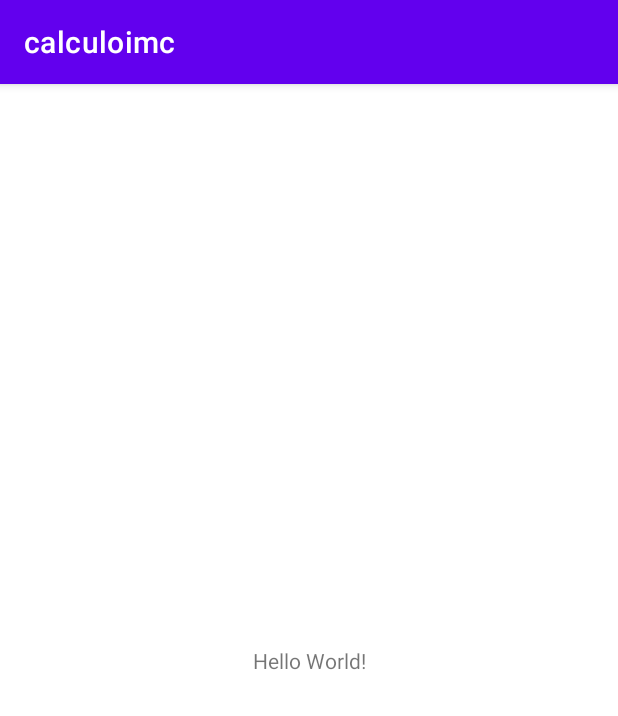
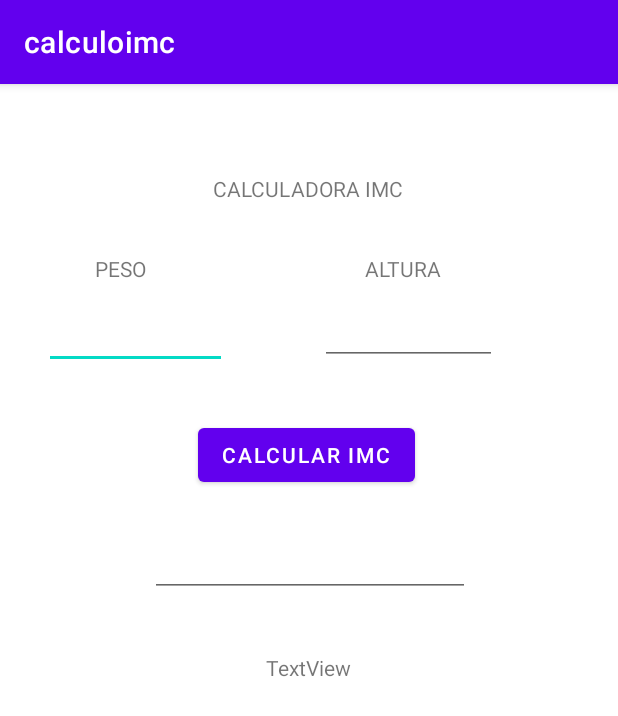
Before and after one commit to Joice-Opolis/calculoimc, an Android app: the screen it shows after launch (MainActivity), on a phone screen of 412 x 824 dp. Shown: the top 716 px of the screen. Run offline under Robolectric (Android 15) with nearby library versions, the phone set to English and light mode, and no system bars.

Commit message:
calculadora imc tá ok

```diff
--- a/app/src/main/java/com/example/calculoimc/MainActivity.java
+++ b/app/src/main/java/com/example/calculoimc/MainActivity.java
@@ -3,12 +3,61 @@ package com.example.calculoimc;
 import androidx.appcompat.app.AppCompatActivity;
 
 import android.os.Bundle;
+import android.view.View;
+import android.widget.Button;
+import android.widget.EditText;
+import android.widget.TextView;
+
+import java.text.DecimalFormat;
 
 public class MainActivity extends AppCompatActivity {
+    Button bCalcularImc;
+    EditText idPeso;
+    EditText idAltura;
+    EditText idResultado;
+
+    TextView idTipoImc;
 
     @Override
     protected void onCreate(Bundle savedInstanceState) {
         super.onCreate(savedInstanceState);
         setContentView(R.layout.activity_main);
+        bCalcularImc=findViewById(R.id.bCalcularImc);
+        idPeso=findViewById(R.id.idPeso);
+        idAltura=findViewById(R.id.idAltura);
+        idResultado=findViewById(R.id.idResultado);
+        idTipoImc=findViewById(R.id.idTipoImc);
+
+        bCalcularImc.setOnClickListener(new View.OnClickListener() {
+            @Override
+            public void onClick(View view) {
+                String valorAltura = idAltura.getText().toString();
+                double idValorAltura = Double.parseDouble(valorAltura);
+
+                String valorPeso = idPeso.getText().toString();
+                double idValorPeso = Double.parseDouble(valorPeso);
+
+                double idCalculoImc = idValorPeso/(idValorAltura*idValorAltura);
+
+                DecimalFormat numDec = new DecimalFormat("0.00");
+
+                idResultado.setText(String.valueOf(numDec.format(idCalculoImc)+"kg/m2"));
+
+                if (idCalculoImc<18.5){
+                    idTipoImc.setText("Magreza");
+                } else if (idCalculoImc>=18.5 & idCalculoImc<=24.9) {
+                    idTipoImc.setText("Normal");
+                } else if (idCalculoImc>=25.0 & idCalculoImc<=29.9) {
+                    idTipoImc.setText("Sobrepeso");
+
+                } else if (idCalculoImc>=30.0 & idCalculoImc<=39.9) {
+                    idTipoImc.setText("Obesidade");
+
+                }
+                else {
+                    idTipoImc.setText("Obesidade Grave");
+                }
+            }
+        });
     }
 }
--- a/app/src/main/res/layout/activity_main.xml
+++ b/app/src/main/res/layout/activity_main.xml
@@ -7,12 +7,89 @@
     tools:context=".MainActivity">
 
     <TextView
+        android:id="@+id/textView3"
         android:layout_width="wrap_content"
         android:layout_height="wrap_content"
-        android:text="Hello World!"
-        app:layout_constraintBottom_toBottomOf="parent"
+        android:layout_marginStart="142dp"
+        android:layout_marginTop="60dp"
+        android:layout_marginEnd="143dp"
+        android:text="CALCULADORA IMC"
         app:layout_constraintEnd_toEndOf="parent"
         app:layout_constraintStart_toStartOf="parent"
         app:layout_constraintTop_toTopOf="parent" />
 
+    <TextView
+        android:id="@+id/textView"
+        android:layout_width="wrap_content"
+        android:layout_height="wrap_content"
+        android:layout_marginStart="63dp"
+        android:layout_marginTop="113dp"
+        android:text="PESO"
+        app:layout_constraintStart_toStartOf="parent"
+        app:layout_constraintTop_toTopOf="parent" />
+
+    <TextView
+        android:id="@+id/textView2"
+        android:layout_width="wrap_content"
+        android:layout_height="wrap_content"
+        android:layout_marginStart="146dp"
+        android:layout_marginTop="34dp"
+        android:text="ALTURA"
+        app:layout_constraintStart_toEndOf="@+id/textView"
+        app:layout_constraintTop_toBottomOf="@+id/textView3" />
+
+    <EditText
+        android:id="@+id/idPeso"
+        android:layout_width="122dp"
+        android:layout_height="47dp"
+        android:layout_marginStart="29dp"
+        android:layout_marginTop="10dp"
+        android:ems="10"
+        android:inputType="numberDecimal"
+        app:layout_constraintStart_toStartOf="parent"
+        app:layout_constraintTop_toBottomOf="@+id/textView" />
+
+    <EditText
+        android:id="@+id/idAltura"
+        android:layout_width="118dp"
+        android:layout_height="45dp"
+        android:layout_marginStart="62dp"
+        android:layout_marginTop="9dp"
+        android:ems="10"
+        android:inputType="numberDecimal"
+        app:layout_constraintStart_toEndOf="@+id/idPeso"
+        app:layout_constraintTop_toBottomOf="@+id/textView2" />
+
+    <Button
+        android:id="@+id/bCalcularImc"
+        android:layout_width="wrap_content"
+        android:layout_height="wrap_content"
+        android:layout_marginStart="132dp"
+        android:layout_marginTop="33dp"
+        android:text="Calcular IMC"
+        app:layout_constraintStart_toStartOf="parent"
+        app:layout_constraintTop_toBottomOf="@+id/idPeso" />
+
+    <EditText
+        android:id="@+id/idResultado"
+        android:layout_width="wrap_content"
+        android:layout_height="wrap_content"
+        android:layout_marginStart="100dp"
+        android:layout_marginTop="25dp"
+        android:ems="10"
+        android:inputType="numberDecimal"
+        app:layout_constraintStart_toStartOf="parent"
+        app:layout_constraintTop_toBottomOf="@+id/bCalcularImc" />
+
+    <TextView
+        android:id="@+id/idTipoImc"
+        android:layout_width="147dp"
+        android:layout_height="42dp"
+        android:layout_marginStart="132dp"
+        android:layout_marginTop="37dp"
+        android:text="TextView"
+        android:textAlignment="center"
+        app:layout_constraintStart_toStartOf="parent"
+        app:layout_constraintTop_toBottomOf="@+id/idResultado" />
+
 </androidx.constraintlayout.widget.ConstraintLayout>
```
